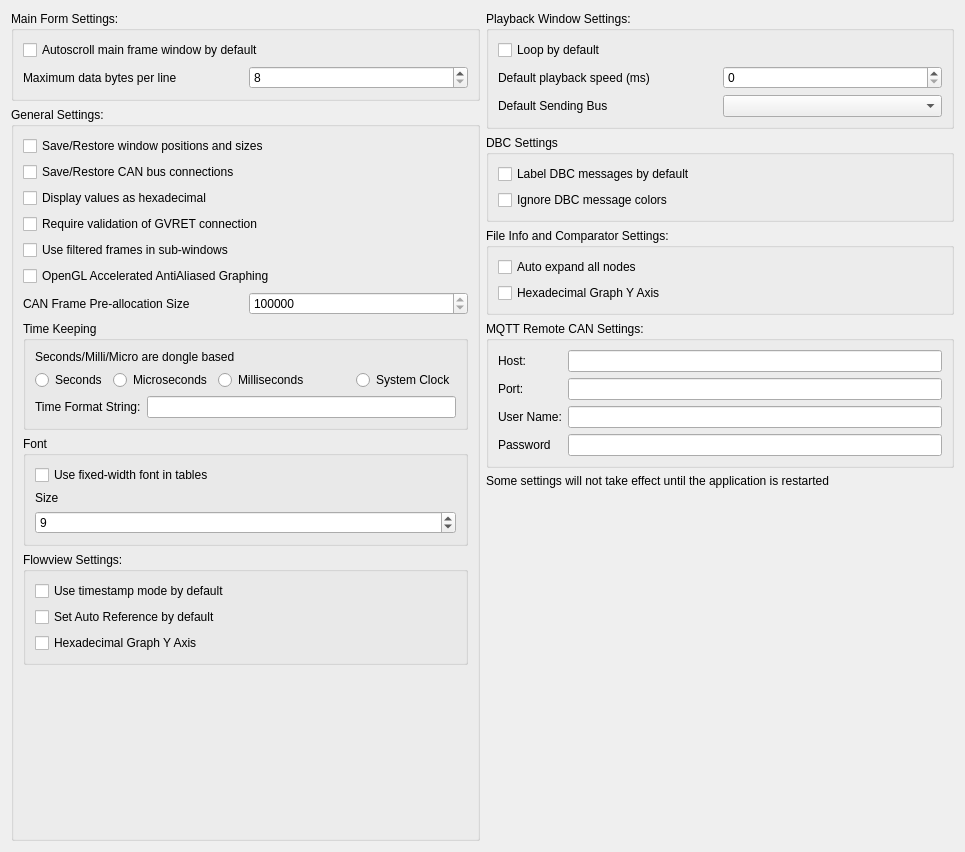
Qt form ui/mainsettingsdialog.ui (collin80/SavvyCAN) before a commit.
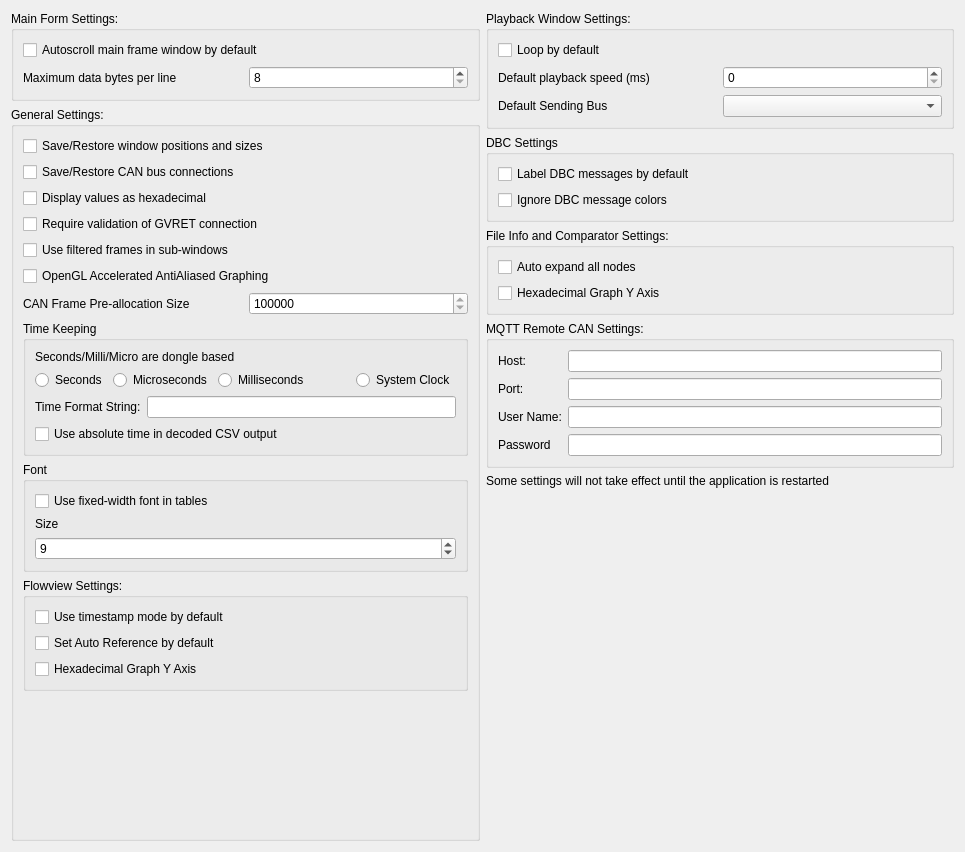
The same form after that commit.

Commit message: Add ability to save decoded CSV with absolute timestamp

Patch:
```diff
--- a/ui/mainsettingsdialog.ui
+++ b/ui/mainsettingsdialog.ui
@@ -209,6 +209,13 @@
              </item>
             </layout>
            </item>
+           <item>
+            <widget class="QCheckBox" name="cbCSVAbsTime">
+             <property name="text">
+              <string>Use absolute time in decoded CSV output</string>
+             </property>
+            </widget>
+           </item>
           </layout>
          </widget>
         </item>
```
The commit also changes 3 other files.
